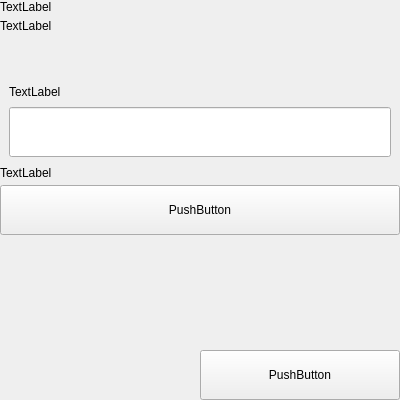
Old version of the form src/qt/vitae/settings/forms/settingsbackupwallet.ui in the repository VitaeTeam/Vitae.
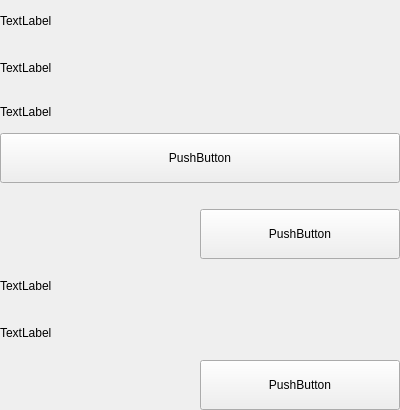
New version of the form.

Diff of the .ui file:
```diff
--- a/src/qt/vitae/settings/forms/settingsbackupwallet.ui
+++ b/src/qt/vitae/settings/forms/settingsbackupwallet.ui
@@ -7,7 +7,7 @@
     <x>0</x>
     <y>0</y>
     <width>400</width>
-    <height>400</height>
+    <height>410</height>
    </rect>
   </property>
   <property name="windowTitle">
@@ -31,27 +31,17 @@
    </property>
    <item>
     <widget class="QWidget" name="left" native="true">
-     <layout class="QVBoxLayout" name="verticalLayout_3">
-      <property name="leftMargin">
-       <number>0</number>
-      </property>
-      <property name="topMargin">
-       <number>0</number>
-      </property>
-      <property name="rightMargin">
-       <number>0</number>
-      </property>
-      <property name="bottomMargin">
-       <number>0</number>
-      </property>
-      <item>
        <layout class="QVBoxLayout" name="verticalLayout_2">
-        <property name="spacing">
+      <property name="leftMargin">
          <number>0</number>
         </property>
-        <item>
-         <layout class="QHBoxLayout" name="horizontalLayout_3">
-          <property name="spacing">
+      <property name="topMargin">
+       <number>0</number>
+      </property>
+      <property name="rightMargin">
+       <number>0</number>
+      </property>
+      <property name="bottomMargin">
            <number>0</number>
           </property>
           <item>
@@ -78,78 +68,6 @@
             </item>
            </layout>
           </item>
-         </layout>
-        </item>
-        <item>
-         <layout class="QHBoxLayout" name="horizontalLayout_5"/>
-        </item>
-        <item>
-         <spacer name="verticalSpacer_2">
-          <property name="orientation">
-           <enum>Qt::Vertical</enum>
-          </property>
-          <property name="sizeType">
-           <enum>QSizePolicy::Fixed</enum>
-          </property>
-          <property name="sizeHint" stdset="0">
-           <size>
-            <width>20</width>
-            <height>40</height>
-           </size>
-          </property>
-         </spacer>
-        </item>
-        <item>
-         <widget class="QWidget" name="container_file_name" native="true">
-          <layout class="QHBoxLayout" name="container_name" stretch="2">
-           <property name="spacing">
-            <number>0</number>
-           </property>
-           <item>
-            <layout class="QVBoxLayout" name="verticalLayout_7">
-             <property name="spacing">
-              <number>5</number>
-             </property>
-             <item>
-              <widget class="QLabel" name="labelSubtitleName">
-               <property name="minimumSize">
-                <size>
-                 <width>0</width>
-                 <height>20</height>
-                </size>
-               </property>
-               <property name="maximumSize">
-                <size>
-                 <width>16777215</width>
-                 <height>20</height>
-                </size>
-               </property>
-               <property name="text">
-                <string>TextLabel</string>
-               </property>
-              </widget>
-             </item>
-             <item>
-              <widget class="QLineEdit" name="lineEditName">
-               <property name="minimumSize">
-                <size>
-                 <width>0</width>
-                 <height>50</height>
-                </size>
-               </property>
-               <property name="maximumSize">
-                <size>
-                 <width>16777215</width>
-                 <height>50</height>
-                </size>
-               </property>
-              </widget>
-             </item>
-            </layout>
-           </item>
-          </layout>
-         </widget>
-        </item>
         <item>
          <layout class="QVBoxLayout" name="verticalLayout_9">
           <property name="spacing">
@@ -199,19 +117,6 @@
           </property>
          </spacer>
         </item>
-        <item>
-         <spacer name="verticalSpacer">
-          <property name="orientation">
-           <enum>Qt::Vertical</enum>
-          </property>
-          <property name="sizeHint" stdset="0">
-           <size>
-            <width>20</width>
-            <height>40</height>
-           </size>
-          </property>
-         </spacer>
-        </item>
         <item>
          <layout class="QHBoxLayout" name="horizontalLayout_7">
           <item>
@@ -250,6 +155,67 @@
            </widget>
           </item>
          </layout>
+      </item>
+      <item>
+       <layout class="QVBoxLayout" name="verticalLayoutTitle_2">
+        <property name="spacing">
+         <number>5</number>
+        </property>
+        <item>
+         <widget class="QLabel" name="labelTitle_2">
+          <property name="text">
+           <string>TextLabel</string>
+          </property>
+         </widget>
+        </item>
+        <item>
+         <widget class="QLabel" name="labelSubtitle_2">
+          <property name="text">
+           <string>TextLabel</string>
+          </property>
+          <property name="wordWrap">
+           <bool>true</bool>
+          </property>
+         </widget>
+        </item>
+       </layout>
+      </item>
+      <item>
+       <layout class="QHBoxLayout" name="horizontalLayout_8">
+        <item>
+         <spacer name="horizontalSpacer_6">
+          <property name="orientation">
+           <enum>Qt::Horizontal</enum>
+          </property>
+          <property name="sizeType">
+           <enum>QSizePolicy::Expanding</enum>
+          </property>
+          <property name="sizeHint" stdset="0">
+           <size>
+            <width>40</width>
+            <height>20</height>
+           </size>
+          </property>
+         </spacer>
+        </item>
+        <item>
+         <widget class="QPushButton" name="pushButtonSave_2">
+          <property name="minimumSize">
+           <size>
+            <width>200</width>
+            <height>50</height>
+           </size>
+          </property>
+          <property name="maximumSize">
+           <size>
+            <width>200</width>
+            <height>50</height>
+           </size>
+          </property>
+          <property name="text">
+           <string>PushButton</string>
+          </property>
+         </widget>
         </item>
        </layout>
       </item>
```
Lines whose indentation alone changed are shown as unchanged.
